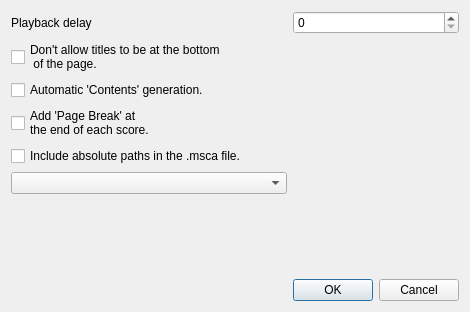
Old version of the form mscore/albummanagerdialog.ui in the repository SKefalidis/MuseScore.
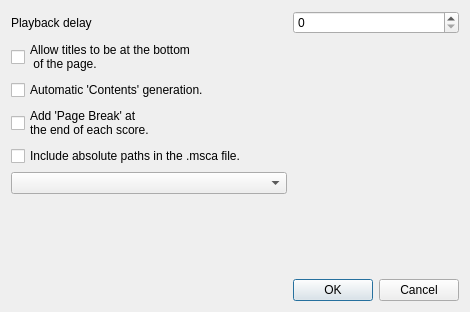
New version of the form.

```diff
--- a/mscore/albummanagerdialog.ui
+++ b/mscore/albummanagerdialog.ui
@@ -86,7 +86,7 @@
         </sizepolicy>
        </property>
        <property name="text">
-        <string>Don't allow titles to be at the bottom
+        <string>Allow titles to be at the bottom
  of the page.</string>
        </property>
       </widget>
```
